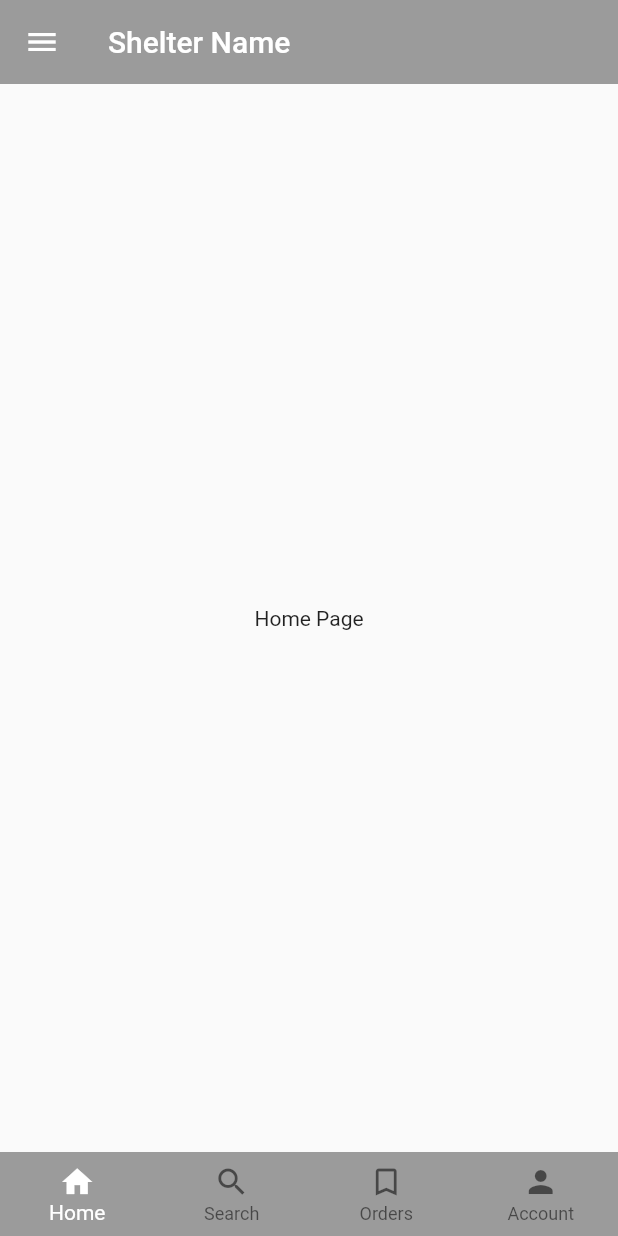
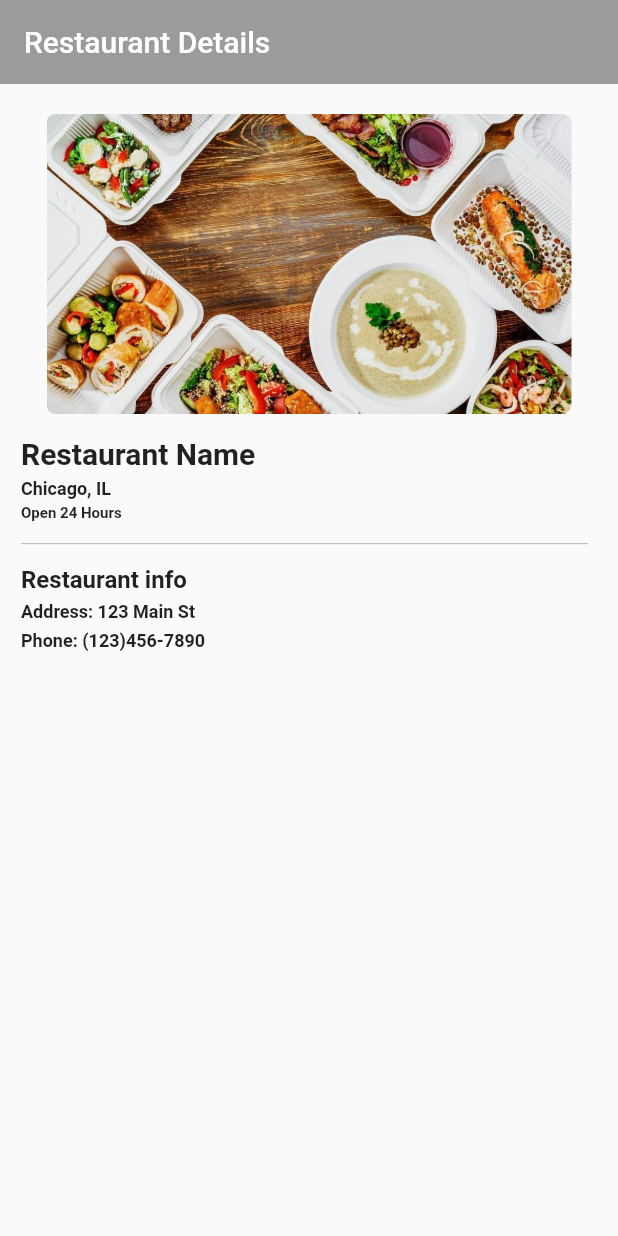
Before and after one commit to Festus1440/platebeacon_app, a Flutter app: the screen it shows after launch, after a tap on "Log in", on a phone screen of 412 x 824 dp. Run offline on Flutter 3.47's test engine with Material 2 defaults, Android fonts, the phone set to English and light mode, and no system bars; our stand-ins replace firebase_core; accounts and stored records are empty.

```diff
--- a/lib/home.dart
+++ b/lib/ShelterMain.dart
@@ -1,18 +1,18 @@
 import 'package:flutter/material.dart';
-import 'package:flutterapp/register.dart';
-import 'package:flutterapp/restaurant.dart';
-import 'homeMenu.dart';
+//import 'package:flutterapp/register.dart';
+import 'package:flutterapp/restaurantDetails.dart';
+//import 'homeMenu.dart';
 import 'main.dart';
-import 'main_drawer.dart';
+//import 'main_drawer.dart';
 
-class LoginHome extends StatelessWidget {
+class ShelterMain extends StatelessWidget {
   @override
   Widget build(BuildContext context) {
     return MaterialApp(
       title: "Material",
       home: Home(),
       routes: <String, WidgetBuilder>{
-        '/register': (BuildContext context) => Restaurant(),
+        '/register': (BuildContext context) => RestaurantDetails(),
       },
     );
   }
--- a/lib/main.dart
+++ b/lib/main.dart
@@ -1,7 +1,8 @@
 import 'package:flutter/cupertino.dart';
 import 'package:flutter/material.dart';
+import 'package:flutterapp/restaurantDetails.dart';
 import 'register.dart';
-import 'home.dart';
+import 'ShelterMain.dart';
 
 void main() => runApp(MaterialDesign());
 
@@ -12,7 +13,7 @@ class MaterialDesign extends StatelessWidget {
       debugShowCheckedModeBanner: false,
       routes: <String, WidgetBuilder>{
         '/register': (BuildContext context) => RegisterPage(),
-        '/home': (BuildContext context) => LoginHome()
+        '/home': (BuildContext context) => RestaurantDetails(),
       },
       title: "Material",
       home: MaterialHome(),
--- /dev/null
+++ b/lib/restaurantDetails.dart
@@ -0,0 +1,125 @@
+import 'package:flutter/material.dart';
+//import 'main.dart';
+
+class RestaurantDetails extends StatelessWidget {
+  @override
+  Widget build(BuildContext context) {
+    return Scaffold(
+      appBar: AppBar(
+        elevation: 0.0,
+        title: Text("Restaurant Details"),
+        backgroundColor: Colors.black38,
+      ),
+      body: Column(
+        children: <Widget>[
+          Center(
+            child: Container(
+              width: 350,
+              height: 200,
+              margin: EdgeInsets.only(top: 20.0),
+              decoration: BoxDecoration(
+                  borderRadius: BorderRadius.all(Radius.circular(6.0)),
+                  border: Border.all(width: 2.0, color: const Color(0x000000)),
+                  //shape: BoxShape.circle,
+                  image: DecorationImage(
+                    fit: BoxFit.cover,
+                    image: AssetImage('assets/food.jpg'),
+                  )),
+            ),
+          ),
+          Container(
+            //color: Colors.black12,
+            alignment: Alignment.topLeft,
+            padding: EdgeInsets.only(top: 15.0, left: 14.0),
+            child: Container(
+              child: Stack(
+                children: <Widget>[
+                  Column(
+                    children: <Widget>[
+                      Container(
+                        alignment: Alignment.topLeft,
+                        child: Text(
+                          "Restaurant Name",
+                          style: TextStyle(
+                            fontSize: 20.0,
+                            fontWeight: FontWeight.bold,
+                          ),
+                        ),
+                      ),
+                      Container(
+                        alignment: Alignment.topLeft,
+                        padding: EdgeInsets.only(top: 5.0),
+                        child: Text(
+                          "Chicago, IL",
+                          style: TextStyle(
+                            fontSize: 12.0,
+                            fontWeight: FontWeight.bold,
+                          ),
+                        ),
+                      ),
+                      Container(
+                        alignment: Alignment.topLeft,
+                        padding: EdgeInsets.only(top: 3.0),
+                        child: Text(
+                          "Open 24 Hours",
+                          style: TextStyle(
+                            fontSize: 10.0,
+                            fontWeight: FontWeight.bold,
+                          ),
+                        ),
+                      ),
+                      Container(
+                        padding: EdgeInsets.only(top: 7.0),
+                        alignment: Alignment.topLeft,
+                        child: Divider(
+                          height: 15.0,
+                          thickness: 0.5,
+                          color: Colors.black38,
+                          indent: 0.0,
+                          endIndent: 20.0,
+                        ),
+                      ),
+                      Container(
+                        padding: EdgeInsets.only(top: 7.0),
+                        alignment: Alignment.topLeft,
+                        child: Text(
+                          "Restaurant info",
+                          style: TextStyle(
+                            fontSize: 16.0,
+                            fontWeight: FontWeight.bold,
+                          ),
+                        ),
+                      ),
+                      Container(
+                        alignment: Alignment.topLeft,
+                        padding: EdgeInsets.only(top: 5.0),
+                        child: Text(
+                          "Address: 123 Main St",
+                          style: TextStyle(
+                            fontSize: 12.0,
+                            fontWeight: FontWeight.bold,
+                          ),
+                        ),
+                      ),
+                      Container(
+                        alignment: Alignment.topLeft,
+                        padding: EdgeInsets.only(top: 5.0),
+                        child: Text(
+                          "Phone: (123)456-7890",
+                          style: TextStyle(
+                            fontSize: 12.0,
+                            fontWeight: FontWeight.bold,
+                          ),
+                        ),
+                      ),
+                    ],
+                  ),
+                ],
+              ),
+            ),
+          )
+        ],
+      ),
+    );
+  }
+}
--- a/pubspec.yaml
+++ b/pubspec.yaml
@@ -8,6 +8,12 @@ environment:
 dependencies:
   flutter:
     sdk: flutter
+  firebase_core: ^0.4.0+9
+  firebase_analytics: ^5.0.2
+  firebase_auth: ^0.14.0+5
+  cloud_firestore: ^0.12.9+5
+
+
 
   cupertino_icons: ^0.1.2
 
```
Also changed, not shown: lib/homeMenu.dart (deleted, +0 -18 lines), lib/main_drawer.dart (deleted, +0 -75 lines), lib/register.dart (+4 -3 lines), lib/restaurant.dart (deleted, +0 -126 lines), lib/material.dart (deleted), pubspec.lock, 6 other files. Lines whose indentation alone changed are shown as unchanged.
